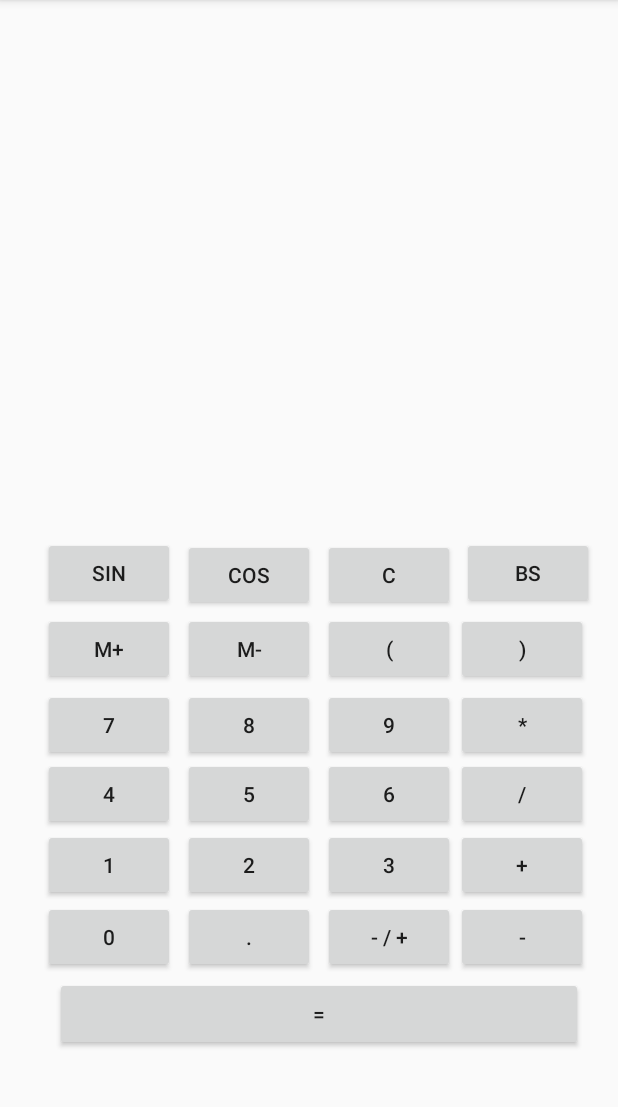
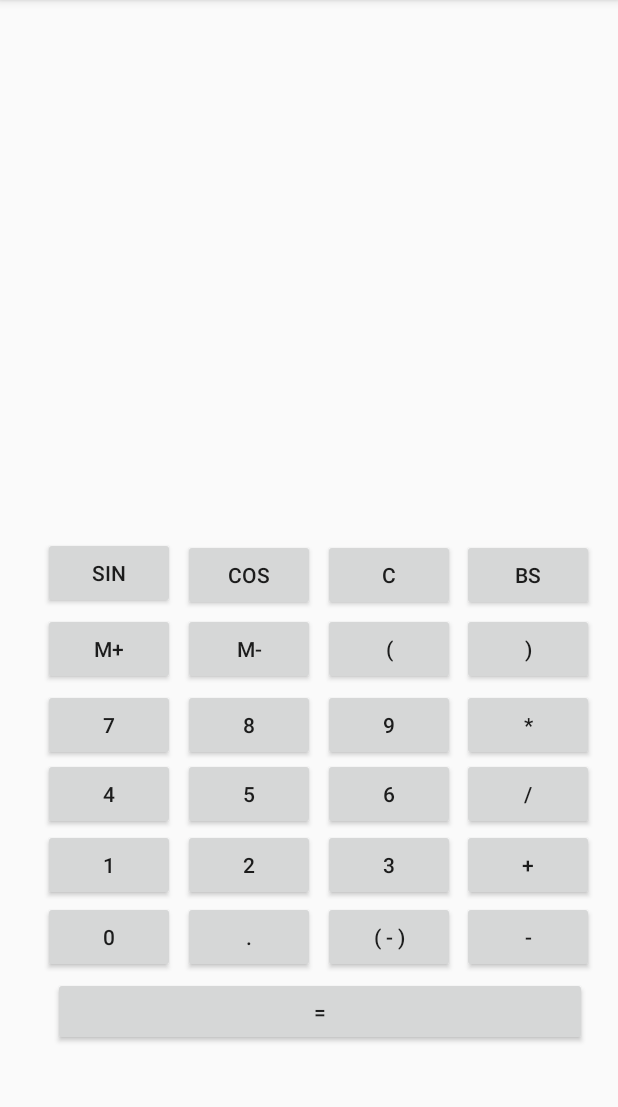
Before and after one commit to andreimpana/CalculatorApp, an Android app: the screen it shows after launch (MainActivity), on a phone screen of 412 x 824 dp, the part 84-1191 px from its top. Run offline under Robolectric (Android 15) with nearby library versions, the phone set to English and light mode, and no system bars.

```diff
--- a/app/src/main/res/layout/activity_main.xml
+++ b/app/src/main/res/layout/activity_main.xml
@@ -60,18 +60,6 @@
         app:layout_constraintVertical_bias="0.702" />
 
     <Button
-        android:id="@+id/btn_minus"
-        android:layout_width="wrap_content"
-        android:layout_height="wrap_content"
-        android:text="-"
-        app:layout_constraintBottom_toBottomOf="parent"
-        app:layout_constraintEnd_toEndOf="parent"
-        app:layout_constraintHorizontal_bias="0.938"
-        app:layout_constraintStart_toStartOf="parent"
-        app:layout_constraintTop_toTopOf="parent"
-        app:layout_constraintVertical_bias="0.834" />
-
-    <Button
         android:id="@+id/btn_3"
         android:layout_width="wrap_content"
         android:layout_height="wrap_content"
@@ -96,18 +84,6 @@
         app:layout_constraintVertical_bias="0.834" />
 
     <Button
-        android:id="@+id/bracket_right"
-        android:layout_width="wrap_content"
-        android:layout_height="wrap_content"
-        android:text=")"
-        app:layout_constraintBottom_toBottomOf="parent"
-        app:layout_constraintEnd_toEndOf="parent"
-        app:layout_constraintHorizontal_bias="0.938"
-        app:layout_constraintStart_toStartOf="parent"
-        app:layout_constraintTop_toTopOf="parent"
-        app:layout_constraintVertical_bias="0.568" />
-
-    <Button
         android:id="@+id/btn_clr"
         android:layout_width="wrap_content"
         android:layout_height="wrap_content"
@@ -127,18 +103,6 @@
         app:layout_constraintBottom_toBottomOf="parent"
         app:layout_constraintEnd_toEndOf="parent"
         app:layout_constraintHorizontal_bias="0.377"
-        app:layout_constraintStart_toStartOf="parent"
-        app:layout_constraintTop_toTopOf="parent"
-        app:layout_constraintVertical_bias="0.702" />
-
-    <Button
-        android:id="@+id/btn_div"
-        android:layout_width="wrap_content"
-        android:layout_height="wrap_content"
-        android:text="/"
-        app:layout_constraintBottom_toBottomOf="parent"
-        app:layout_constraintEnd_toEndOf="parent"
-        app:layout_constraintHorizontal_bias="0.938"
         app:layout_constraintStart_toStartOf="parent"
         app:layout_constraintTop_toTopOf="parent"
         app:layout_constraintVertical_bias="0.702" />
@@ -192,18 +156,6 @@
         app:layout_constraintVertical_bias="0.638" />
 
     <Button
-        android:id="@+id/btn_multip"
-        android:layout_width="wrap_content"
-        android:layout_height="wrap_content"
-        android:text="*"
-        app:layout_constraintBottom_toBottomOf="parent"
-        app:layout_constraintEnd_toEndOf="parent"
-        app:layout_constraintHorizontal_bias="0.938"
-        app:layout_constraintStart_toStartOf="parent"
-        app:layout_constraintTop_toTopOf="parent"
-        app:layout_constraintVertical_bias="0.638" />
-
-    <Button
         android:id="@+id/btn_2"
         android:layout_width="wrap_content"
         android:layout_height="wrap_content"
@@ -241,27 +193,18 @@
 
     <Button
         android:id="@+id/btn_equals"
-        android:layout_width="352dp"
-        android:layout_height="49dp"
+        android:layout_width="356dp"
+        android:layout_height="46dp"
+        android:fitsSystemWindows="true"
+        android:insetTop="0dp"
+        android:insetBottom="0dp"
         android:text="="
         app:layout_constraintBottom_toBottomOf="parent"
         app:layout_constraintEnd_toEndOf="parent"
-        app:layout_constraintHorizontal_bias="0.61"
+        app:layout_constraintHorizontal_bias="0.636"
         app:layout_constraintStart_toStartOf="parent"
         app:layout_constraintTop_toTopOf="parent"
-        app:layout_constraintVertical_bias="0.906" />
-
-    <Button
-        android:id="@+id/btn_addition"
-        android:layout_width="wrap_content"
-        android:layout_height="wrap_content"
-        android:text="+"
-        app:layout_constraintBottom_toBottomOf="parent"
-        app:layout_constraintEnd_toEndOf="parent"
-        app:layout_constraintHorizontal_bias="0.938"
-        app:layout_constraintStart_toStartOf="parent"
-        app:layout_constraintTop_toTopOf="parent"
-        app:layout_constraintVertical_bias="0.768" />
+        app:layout_constraintVertical_bias="0.902" />
 
     <Button
         android:id="@+id/mem_minus"
@@ -287,13 +230,13 @@
         app:layout_constraintHorizontal_bias="0.607"
         app:layout_constraintStart_toStartOf="parent"
         app:layout_constraintTop_toTopOf="parent"
-        app:layout_constraintVertical_bias="0.127" />
+        app:layout_constraintVertical_bias="0.194" />
 
     <Button
         android:id="@+id/pos_neg_flip"
         android:layout_width="wrap_content"
         android:layout_height="wrap_content"
-        android:text="- / +"
+        android:text="( - )"
         app:layout_constraintBottom_toBottomOf="parent"
         app:layout_constraintEnd_toEndOf="parent"
         app:layout_constraintHorizontal_bias="0.665"
@@ -311,7 +254,67 @@
         app:layout_constraintHorizontal_bias="0.95"
         app:layout_constraintStart_toStartOf="parent"
         app:layout_constraintTop_toTopOf="parent"
-        app:layout_constraintVertical_bias="0.497" />
+        app:layout_constraintVertical_bias="0.499" />
+
+    <Button
+        android:id="@+id/bracket_right"
+        android:layout_width="wrap_content"
+        android:layout_height="wrap_content"
+        android:text=")"
+        app:layout_constraintBottom_toBottomOf="parent"
+        app:layout_constraintEnd_toEndOf="parent"
+        app:layout_constraintHorizontal_bias="0.95"
+        app:layout_constraintStart_toStartOf="parent"
+        app:layout_constraintTop_toTopOf="parent"
+        app:layout_constraintVertical_bias="0.568" />
+
+    <Button
+        android:id="@+id/btn_multip"
+        android:layout_width="wrap_content"
+        android:layout_height="wrap_content"
+        android:text="*"
+        app:layout_constraintBottom_toBottomOf="parent"
+        app:layout_constraintEnd_toEndOf="parent"
+        app:layout_constraintHorizontal_bias="0.95"
+        app:layout_constraintStart_toStartOf="parent"
+        app:layout_constraintTop_toTopOf="parent"
+        app:layout_constraintVertical_bias="0.638" />
+
+    <Button
+        android:id="@+id/btn_div"
+        android:layout_width="wrap_content"
+        android:layout_height="wrap_content"
+        android:text="/"
+        app:layout_constraintBottom_toBottomOf="parent"
+        app:layout_constraintEnd_toEndOf="parent"
+        app:layout_constraintHorizontal_bias="0.95"
+        app:layout_constraintStart_toStartOf="parent"
+        app:layout_constraintTop_toTopOf="parent"
+        app:layout_constraintVertical_bias="0.702" />
+
+    <Button
+        android:id="@+id/btn_addition"
+        android:layout_width="wrap_content"
+        android:layout_height="wrap_content"
+        android:text="+"
+        app:layout_constraintBottom_toBottomOf="parent"
+        app:layout_constraintEnd_toEndOf="parent"
+        app:layout_constraintHorizontal_bias="0.95"
+        app:layout_constraintStart_toStartOf="parent"
+        app:layout_constraintTop_toTopOf="parent"
+        app:layout_constraintVertical_bias="0.768" />
+
+    <Button
+        android:id="@+id/btn_minus"
+        android:layout_width="wrap_content"
+        android:layout_height="wrap_content"
+        android:text="-"
+        app:layout_constraintBottom_toBottomOf="parent"
+        app:layout_constraintEnd_toEndOf="parent"
+        app:layout_constraintHorizontal_bias="0.95"
+        app:layout_constraintStart_toStartOf="parent"
+        app:layout_constraintTop_toTopOf="parent"
+        app:layout_constraintVertical_bias="0.834" />
 
     <Button
         android:id="@+id/sin_btn"
```
Also changed, not shown: app/src/main/java/com/example/calculatorapp/MainActivity.java (+67 -20 lines).
